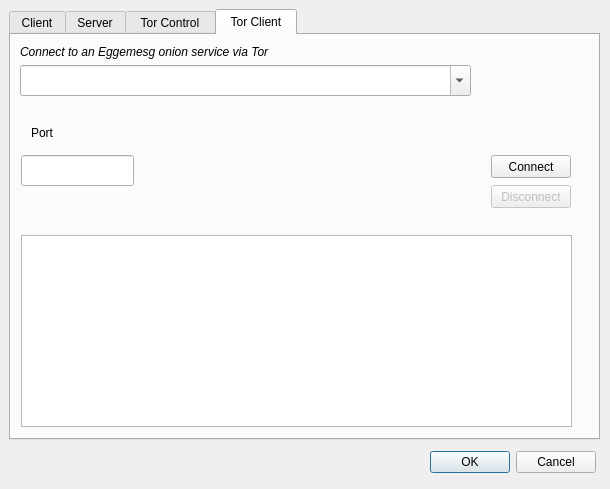
Above: connectdialog.ui from egge313/eggemesg before the change. Below: the same form after it.
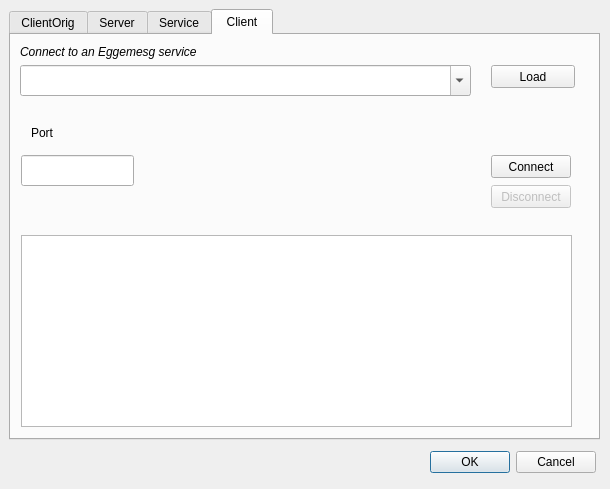
That is the form after the change. The open tabs and pages were chosen to show the change.

Commit message: Finally able to connect to a service.

```diff
--- a/connectdialog.ui
+++ b/connectdialog.ui
@@ -74,7 +74,7 @@
      <bool>true</bool>
     </property>
     <attribute name="title">
-     <string>Client</string>
+     <string>ClientOrig</string>
     </attribute>
     <layout class="QGridLayout" name="gridLayout"/>
    </widget>
@@ -93,7 +93,7 @@
    </widget>
    <widget class="QWidget" name="tabTorControl">
     <attribute name="title">
-     <string> Tor Control </string>
+     <string>Service</string>
     </attribute>
     <widget class="QLabel" name="labelTorControlInfo">
      <property name="geometry">
@@ -244,7 +244,7 @@
      <enum>Qt::FocusPolicy::TabFocus</enum>
     </property>
     <attribute name="title">
-     <string> Tor Client </string>
+     <string> Client </string>
     </attribute>
     <widget class="QLabel" name="labelTorClientInfo">
      <property name="geometry">
@@ -261,7 +261,7 @@
       </font>
      </property>
      <property name="text">
-      <string>Connect to an Eggemesg onion service via Tor</string>
+      <string>Connect to an Eggemesg service </string>
      </property>
     </widget>
     <widget class="QComboBox" name="comboBoxTorClientServer">
@@ -372,6 +372,22 @@
       <string>Port</string>
      </property>
     </widget>
+    <widget class="QPushButton" name="pushButtonLoad">
+     <property name="geometry">
+      <rect>
+       <x>480</x>
+       <y>30</y>
+       <width>84</width>
+       <height>23</height>
+      </rect>
+     </property>
+     <property name="toolTip">
+      <string>Load an Eggemesg service description from file</string>
+     </property>
+     <property name="text">
+      <string>Load</string>
+     </property>
+    </widget>
    </widget>
   </widget>
   <widget class="QDialogButtonBox" name="buttonBox">
```
Left out of the diff: 19 changed lines with no effect on the pictures. The commit also changes 17 other files.
